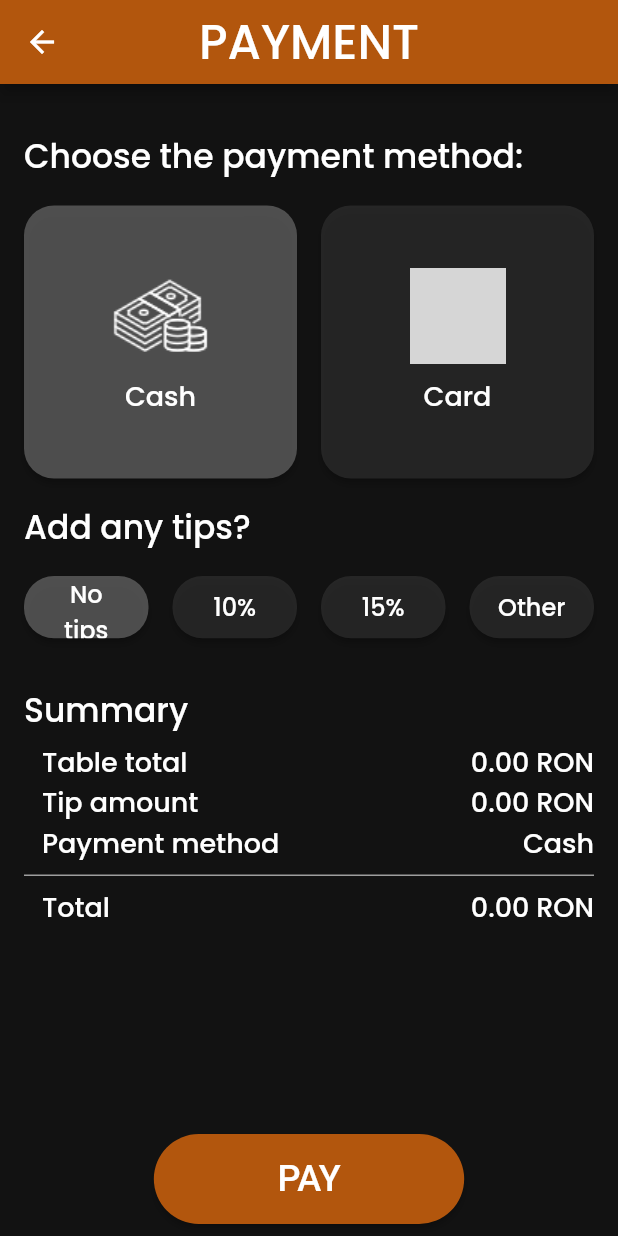
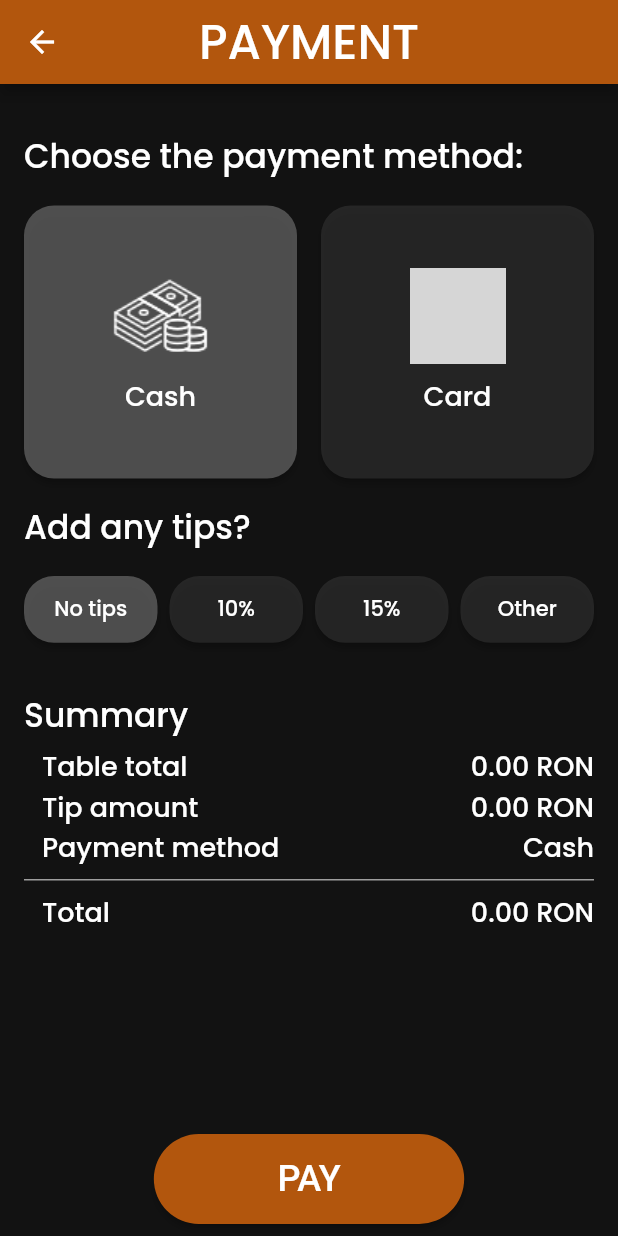
Before and after one commit to DamianCosmin/MenuApp, a Flutter app: the PaymentPage screen opened directly, on a phone screen of 412 x 824 dp. Run offline on Flutter 3.47's test engine with Material 3 defaults, Android fonts, the phone set to English and light mode, and no system bars; our stand-ins replace flutter_dotenv, lottie, socket_io_client; missing offline and left inert: dart:ffi, mobile_scanner; network calls fail; grey boxes are pictures that could not be loaded.

Commit message:
Small UI fix

```diff
--- a/lib/main.dart
+++ b/lib/main.dart
@@ -79,7 +79,11 @@
   @override
   void initState() {
     super.initState();
-    context.read<TableProvider>().setTableID(16); // Added to skip QR reading
+
+    // Added to skip QR reading
+    WidgetsBinding.instance.addPostFrameCallback((_) {
+      context.read<TableProvider>().setTableID(16);
+    });
 
     mainOptionsAnimationController = AnimationController(
       vsync: this,
--- a/lib/windows/payment.dart
+++ b/lib/windows/payment.dart
@@ -187,7 +187,7 @@
                     GridView.count(
                       crossAxisCount: 4,
                       physics: NeverScrollableScrollPhysics(),
-                      crossAxisSpacing: 16,
+                      crossAxisSpacing: 8,
                       mainAxisSpacing: 16,
                       childAspectRatio: 2.0,
                       padding: EdgeInsets.only(bottom: 16),
@@ -226,7 +226,7 @@
                           ),
                           child: Text(
                             tipsText[index],
-                            style: TextStyle(fontSize: 16),
+                            style: TextStyle(fontSize: 14),
                             textAlign: TextAlign.center,
                           ),
                         ),
```
